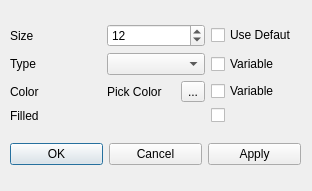
Above: RepTate/gui/markerSettings.ui from jorge-ramirez-upm/RepTate before the change. Below: the same form after it.
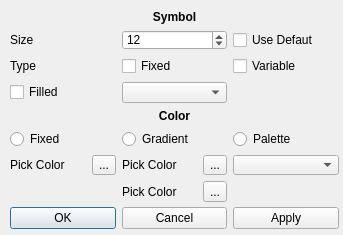
That is the form after the change. Icons and pictures are not drawn.

Commit message: New interface to choose marker settings.

What changed in the file:
```diff
--- a/RepTate/gui/markerSettings.ui
+++ b/RepTate/gui/markerSettings.ui
@@ -6,8 +6,8 @@
    <rect>
     <x>0</x>
     <y>0</y>
-    <width>312</width>
-    <height>191</height>
+    <width>343</width>
+    <height>235</height>
    </rect>
   </property>
   <property name="windowTitle">
@@ -23,14 +23,28 @@
     <rect>
      <x>10</x>
      <y>10</y>
-     <width>291</width>
-     <height>171</height>
+     <width>329</width>
+     <height>219</height>
     </rect>
    </property>
    <layout class="QVBoxLayout" name="verticalLayout">
     <item>
      <layout class="QGridLayout" name="gridLayout">
-      <item row="3" column="1">
+      <item row="6" column="0">
+       <widget class="QRadioButton" name="radioButton">
+        <property name="text">
+         <string>Fixed</string>
+        </property>
+       </widget>
+      </item>
+      <item row="1" column="2">
+       <widget class="QCheckBox" name="checkBoxSize">
+        <property name="text">
+         <string>Use Defaut</string>
+        </property>
+       </widget>
+      </item>
+      <item row="7" column="1">
        <layout class="QHBoxLayout" name="horizontalLayout_2">
         <item>
          <widget class="QLabel" name="label_4">
@@ -55,68 +69,28 @@
         </item>
        </layout>
       </item>
-      <item row="0" column="0">
+      <item row="1" column="0">
        <widget class="QLabel" name="label">
         <property name="text">
          <string>Size</string>
         </property>
        </widget>
       </item>
-      <item row="2" column="1">
-       <widget class="QComboBox" name="comboBox"/>
-      </item>
-      <item row="4" column="2">
-       <widget class="QCheckBox" name="checkBoxFilled">
-        <property name="text">
-         <string/>
-        </property>
-        <property name="checkable">
-         <bool>true</bool>
-        </property>
-        <property name="checked">
-         <bool>false</bool>
-        </property>
-        <property name="tristate">
-         <bool>false</bool>
-        </property>
-       </widget>
-      </item>
-      <item row="0" column="2">
-       <widget class="QCheckBox" name="checkBoxSize">
-        <property name="text">
-         <string>Use Defaut</string>
-        </property>
-       </widget>
-      </item>
-      <item row="2" column="0">
-       <widget class="QLabel" name="label_2">
-        <property name="text">
-         <string>Type</string>
-        </property>
-       </widget>
-      </item>
-      <item row="2" column="2">
-       <widget class="QCheckBox" name="checkBoxType">
-        <property name="text">
-         <string>Variable</string>
-        </property>
-       </widget>
-      </item>
       <item row="3" column="2">
-       <widget class="QCheckBox" name="checkBoxColor">
+       <widget class="QCheckBox" name="checkBoxType">
         <property name="text">
          <string>Variable</string>
         </property>
        </widget>
       </item>
       <item row="3" column="0">
-       <widget class="QLabel" name="label_3">
+       <widget class="QLabel" name="label_2">
         <property name="text">
-         <string>Color</string>
+         <string>Type</string>
         </property>
        </widget>
       </item>
-      <item row="0" column="1">
+      <item row="1" column="1">
        <widget class="QSpinBox" name="spinBox">
         <property name="minimum">
          <number>1</number>
@@ -129,13 +103,135 @@
         </property>
        </widget>
       </item>
+      <item row="8" column="1">
+       <layout class="QHBoxLayout" name="horizontalLayout_4">
+        <item>
+         <widget class="QLabel" name="label_6">
+          <property name="text">
+           <string>Pick Color</string>
+          </property>
+         </widget>
+        </item>
+        <item>
+         <widget class="QLabel" name="labelPickedColor_3">
+          <property name="text">
+           <string/>
+          </property>
+         </widget>
+        </item>
+        <item>
+         <widget class="QToolButton" name="pickColor_3">
+          <property name="text">
+           <string>...</string>
+          </property>
+         </widget>
+        </item>
+       </layout>
+      </item>
+      <item row="6" column="2">
+       <widget class="QRadioButton" name="radioButton_3">
+        <property name="text">
+         <string>Palette</string>
+        </property>
+       </widget>
+      </item>
+      <item row="5" column="0" colspan="3">
+       <widget class="QLabel" name="label_3">
+        <property name="font">
+         <font>
+          <weight>75</weight>
+          <bold>true</bold>
+         </font>
+        </property>
+        <property name="text">
+         <string>Color</string>
+        </property>
+        <property name="alignment">
+         <set>Qt::AlignCenter</set>
+        </property>
+       </widget>
+      </item>
+      <item row="6" column="1">
+       <widget class="QRadioButton" name="radioButton_2">
+        <property name="text">
+         <string>Gradient</string>
+        </property>
+       </widget>
+      </item>
+      <item row="0" column="0" colspan="3">
+       <widget class="QLabel" name="label_8">
+        <property name="font">
+         <font>
+          <weight>75</weight>
+          <bold>true</bold>
+         </font>
+        </property>
+        <property name="text">
+         <string>Symbol</string>
+        </property>
+        <property name="alignment">
+         <set>Qt::AlignCenter</set>
+        </property>
+       </widget>
+      </item>
+      <item row="7" column="0">
+       <layout class="QHBoxLayout" name="horizontalLayout_6">
+        <item>
+         <widget class="QLabel" name="label_10">
+          <property name="text">
+           <string>Pick Color</string>
+          </property>
+         </widget>
+        </item>
+        <item>
+         <widget class="QLabel" name="labelPickedColor_5">
+          <property name="text">
+           <string/>
+          </property>
+         </widget>
+        </item>
+        <item>
+         <widget class="QToolButton" name="pickColor_5">
+          <property name="text">
+           <string>...</string>
+          </property>
+         </widget>
+        </item>
+       </layout>
+      </item>
       <item row="4" column="0">
-       <widget class="QLabel" name="label_5">
+       <widget class="QCheckBox" name="checkBoxFilled">
         <property name="text">
          <string>Filled</string>
         </property>
+        <property name="checkable">
+         <bool>true</bool>
+        </property>
+        <property name="checked">
+         <bool>false</bool>
+        </property>
+        <property name="tristate">
+         <bool>false</bool>
+        </property>
        </widget>
       </item>
+      <item row="4" column="1">
+       <widget class="QComboBox" name="cbSymbolType">
+        <property name="currentText">
+         <string/>
+        </property>
+       </widget>
+      </item>
+      <item row="3" column="1">
+       <widget class="QCheckBox" name="checkBoxType_2">
+        <property name="text">
+         <string>Fixed</string>
+        </property>
+       </widget>
+      </item>
+      <item row="7" column="2">
+       <widget class="QComboBox" name="comboBox_2"/>
+      </item>
      </layout>
     </item>
     <item>
```
Left out of the diff: 34 changed lines with no effect on the pictures. The commit also changes 9 other files.
